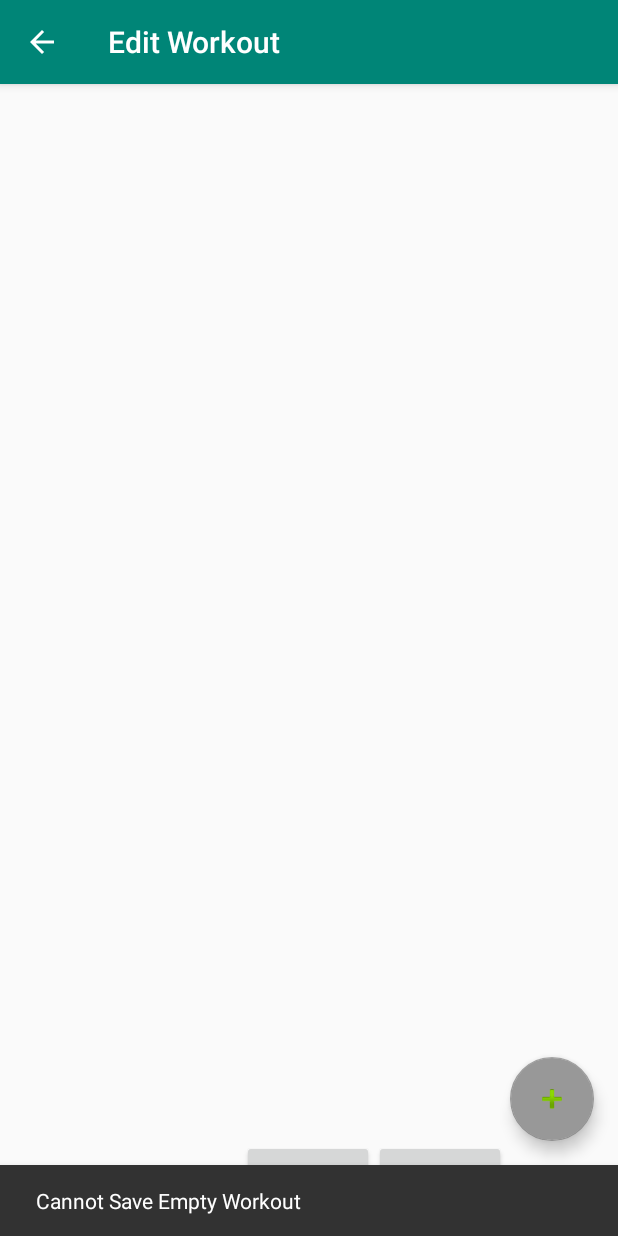
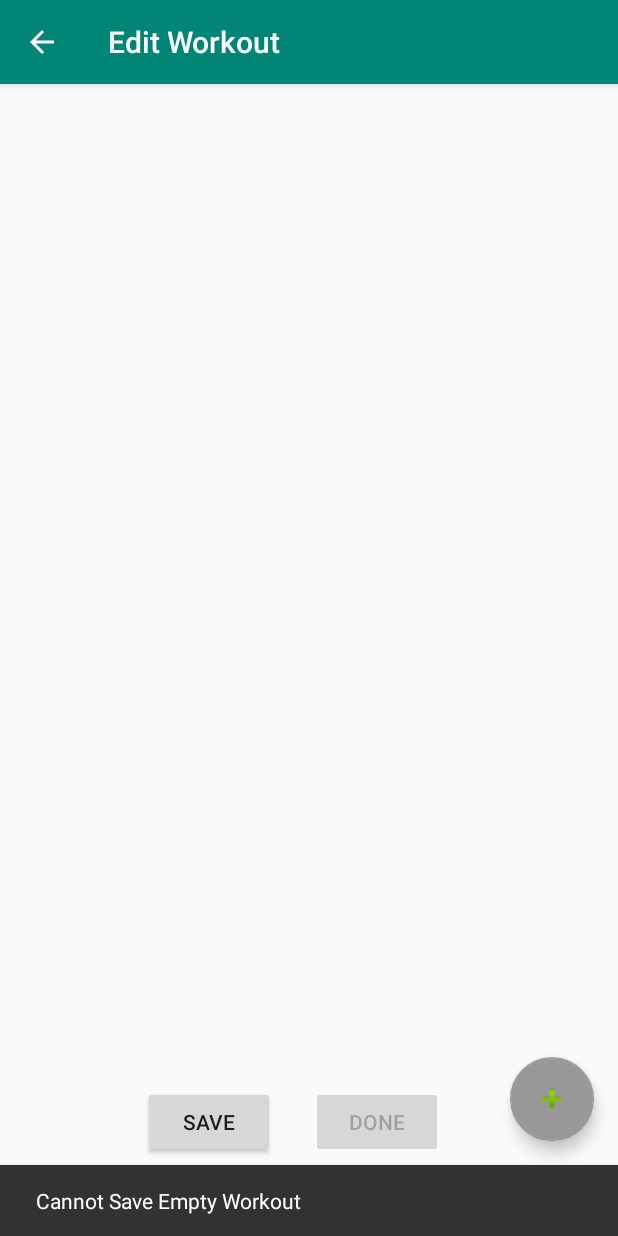
Before and after one commit to winther32/Interval_Timer_App, an Android app: the WorkoutView screen opened directly, with no data from a screen before it, after a tap on "SAVE", on a phone screen of 412 x 824 dp. Run offline under Robolectric (Android 15) with nearby library versions, the phone set to English and light mode, and no system bars.

Commit message:
Path home->new workout->run working.

```diff
--- a/app/src/main/java/com/example/intervaltimer/WorkoutRun.java
+++ b/app/src/main/java/com/example/intervaltimer/WorkoutRun.java
@@ -82,6 +82,8 @@ public class WorkoutRun extends AppCompatActivity {
         currentNameDisplay.setText(workout.currentTimer().Name);
         currentTimerDisplay.setText("" + String.format("%02d", workout.currentTimer().Minutes) + ":" +
                 String.format("%02d",workout.currentTimer().Seconds) + ".000");
+        // Init timeBuff for countdown
+        TimeBuff = (workout.currentTimer().Minutes * 60 + workout.currentTimer().Seconds) * 1000;
 
         // Toggle button for start stop of workout
         startStop.setOnCheckedChangeListener(new CompoundButton.OnCheckedChangeListener() {
--- a/app/src/main/java/com/example/intervaltimer/WorkoutView.java
+++ b/app/src/main/java/com/example/intervaltimer/WorkoutView.java
@@ -16,9 +16,11 @@ import androidx.appcompat.widget.Toolbar;
 
 import android.os.Handler;
 import android.os.SystemClock;
+import android.view.Gravity;
 import android.view.View;
 import android.widget.Button;
 import android.widget.CompoundButton;
+import android.widget.FrameLayout;
 import android.widget.TextView;
 import android.widget.ToggleButton;
 
@@ -28,7 +30,7 @@ import java.util.ArrayList;
 
 public class WorkoutView extends AppCompatActivity implements NewTimerDialog.NewTimerDialogListener {
 
-    Button save;
+    Button save, done;
     Workout workout;
     ArrayList<Workout> workoutList; // Location to save to.
 
@@ -51,6 +53,15 @@ public class WorkoutView extends AppCompatActivity implements NewTimerDialog.New
         workout = new Workout(); // In create new workout.. This is new obj.
         final FloatingActionButton newTimer = findViewById(R.id.newTimer);
         save = findViewById(R.id.saveButton);
+        done = findViewById(R.id.doneEdit);
+
+        // Protect against launching Run activity with no workout
+        // Will need further checks with the addition of timer removal functionality
+        if (workout.size() > 0) {
+            done.setEnabled(true);
+        } else {
+            done.setEnabled(false);
+        }
 
         // Launches timer info dialog
         newTimer.setOnClickListener(new View.OnClickListener() {
@@ -68,10 +79,10 @@ public class WorkoutView extends AppCompatActivity implements NewTimerDialog.New
                 if (workout.size() > 0) {
                     saveWorkout();
                     Snackbar.make(v, "Workout Saved", Snackbar.LENGTH_LONG)
-                            .setAction("Save", null).show();
+                            .show();
                 } else {
                     Snackbar.make(v, "Cannot Save Empty Workout", Snackbar.LENGTH_LONG)
-                            .setAction("No Save", null).show();
+                            .show();
                 }
             }
         });
@@ -88,6 +99,9 @@ public class WorkoutView extends AppCompatActivity implements NewTimerDialog.New
         String json = gson.toJson(workoutList);
         editor.putString("Workout list", json);
         editor.apply();
+
+        // For now workout must be saved in order to be run
+        done.setEnabled(true);
     }
 
     // Load the saved workout list from Shared Prefs.
@@ -113,6 +127,8 @@ public class WorkoutView extends AppCompatActivity implements NewTimerDialog.New
     public void addTimer(Timer timer) {
         // Add timer to workout list
         workout.add(timer);
+        // Workout now has at least one timer and thus can be run. Enable running
+        //done.setEnabled(true);
 
         // Part of when actual timer was on screen
 //        // Reset to start of workout.
--- a/app/src/main/res/layout/activity_main.xml
+++ b/app/src/main/res/layout/activity_main.xml
@@ -9,9 +9,9 @@
 
     <androidx.recyclerview.widget.RecyclerView
         android:id="@+id/workoutSelectRecycler"
-        android:layout_width="409dp"
-        android:layout_height="609dp"
-        app:layout_constraintBottom_toTopOf="@+id/newWorkout"
+        android:layout_width="411dp"
+        android:layout_height="678dp"
+        app:layout_constraintBottom_toBottomOf="parent"
         app:layout_constraintEnd_toEndOf="parent"
         app:layout_constraintStart_toStartOf="parent"
         app:layout_constraintTop_toBottomOf="@+id/appBarLayout" />
--- a/app/src/main/res/layout/content_workout_view.xml
+++ b/app/src/main/res/layout/content_workout_view.xml
@@ -6,31 +6,34 @@
     android:layout_height="match_parent"
     app:layout_behavior="@string/appbar_scrolling_view_behavior">
 
+    <androidx.recyclerview.widget.RecyclerView
+        android:id="@+id/recyclerView"
+        android:layout_width="408dp"
+        android:layout_height="729dp"
+        app:layout_constraintBottom_toBottomOf="parent"
+        app:layout_constraintEnd_toEndOf="parent"
+        app:layout_constraintHorizontal_bias="0.0"
+        app:layout_constraintStart_toStartOf="parent"
+        app:layout_constraintTop_toTopOf="parent" />
+
     <Button
         android:id="@+id/saveButton"
         android:layout_width="wrap_content"
         android:layout_height="wrap_content"
-        android:layout_marginBottom="16dp"
+        android:layout_marginBottom="52dp"
         android:onClick="launchRunWorkout"
         android:text="SAVE"
         app:layout_constraintBottom_toBottomOf="parent"
         app:layout_constraintEnd_toEndOf="parent"
-        app:layout_constraintHorizontal_bias="0.498"
+        app:layout_constraintHorizontal_bias="0.294"
         app:layout_constraintStart_toStartOf="parent" />
-
-    <androidx.recyclerview.widget.RecyclerView
-        android:id="@+id/recyclerView"
-        android:layout_width="410dp"
-        android:layout_height="663dp"
-        app:layout_constraintBottom_toTopOf="@+id/saveButton"
-        app:layout_constraintEnd_toEndOf="parent"
-        app:layout_constraintStart_toStartOf="parent"
-        app:layout_constraintTop_toTopOf="parent" />
 
     <Button
         android:id="@+id/doneEdit"
         android:layout_width="wrap_content"
         android:layout_height="wrap_content"
+        android:layout_marginStart="24dp"
+        android:layout_marginLeft="24dp"
         android:onClick="launchRunWorkout"
         android:text="DONE"
         app:layout_constraintStart_toEndOf="@+id/saveButton"
```
